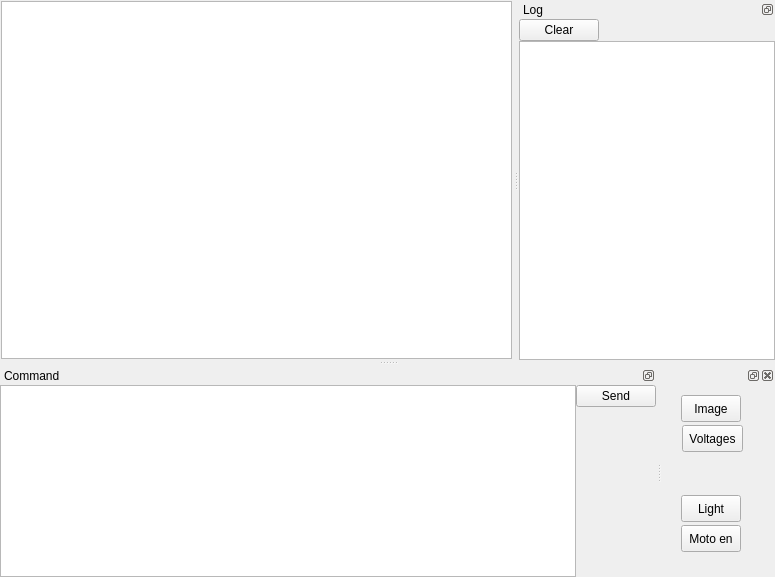
The window that projects/irc_tests/app_client/src/main_wnd.ui (z80/robocam) describes before a commit, drawn with Qt 5.
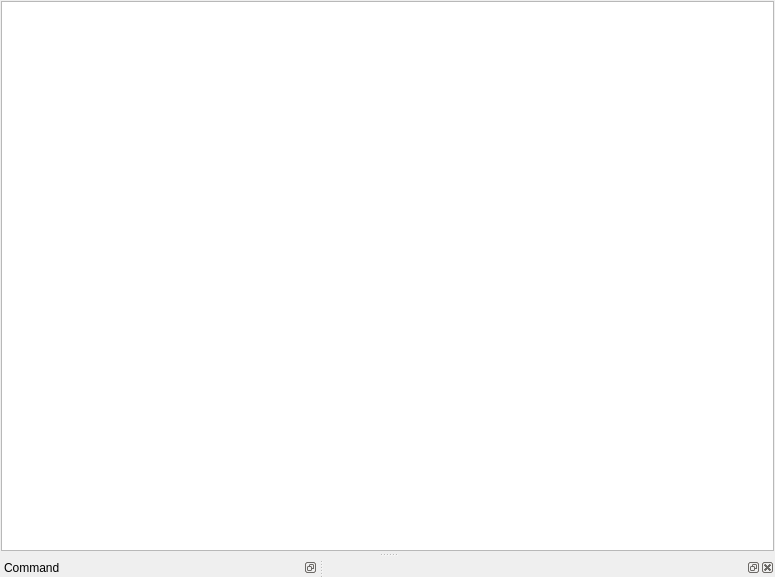
The same window after the commit. Custom widgets are drawn as their Qt base class.

Commit message: Log window is combined with command window within QtLua::Console.

What changed in the file:
```diff
--- a/projects/irc_tests/app_client/src/main_wnd.ui
+++ b/projects/irc_tests/app_client/src/main_wnd.ui
@@ -36,66 +36,6 @@
     </rect>
    </property>
   </widget>
-  <widget class="QDockWidget" name="logDw">
-   <property name="features">
-    <set>QDockWidget::DockWidgetFloatable|QDockWidget::DockWidgetMovable</set>
-   </property>
-   <property name="windowTitle">
-    <string>Log</string>
-   </property>
-   <attribute name="dockWidgetArea">
-    <number>2</number>
-   </attribute>
-   <widget class="QWidget" name="dockWidgetContents">
-    <layout class="QVBoxLayout" name="verticalLayout_2">
-     <property name="spacing">
-      <number>0</number>
-     </property>
-     <property name="margin">
-      <number>0</number>
-     </property>
-     <item>
-      <widget class="QWidget" name="widget" native="true">
-       <layout class="QVBoxLayout" name="verticalLayout_3">
-        <property name="spacing">
-         <number>0</number>
-        </property>
-        <property name="margin">
-         <number>0</number>
-        </property>
-        <item>
-         <layout class="QHBoxLayout" name="horizontalLayout">
-          <item>
-           <widget class="QPushButton" name="clearBtn">
-            <property name="text">
-             <string>Clear</string>
-            </property>
-           </widget>
-          </item>
-          <item>
-           <spacer name="horizontalSpacer">
-            <property name="orientation">
-             <enum>Qt::Horizontal</enum>
-            </property>
-            <property name="sizeHint" stdset="0">
-             <size>
-              <width>40</width>
-              <height>20</height>
-             </size>
-            </property>
-           </spacer>
-          </item>
-         </layout>
-        </item>
-        <item>
-         <widget class="QTextBrowser" name="log"/>
-        </item>
-       </layout>
-      </widget>
-     </item>
-    </layout>
-   </widget>
-  </widget>
   <widget class="QDockWidget" name="cmdDw">
    <property name="features">
     <set>QDockWidget::DockWidgetFloatable|QDockWidget::DockWidgetMovable</set>
@@ -115,7 +55,7 @@
       <number>0</number>
      </property>
      <item>
-      <widget class="QWidget" name="widget_2" native="true">
+      <widget class="QtLua::Console" name="console" native="true">
        <layout class="QHBoxLayout" name="horizontalLayout_3">
         <property name="spacing">
          <number>0</number>
@@ -123,33 +63,6 @@
         <property name="margin">
          <number>0</number>
         </property>
-        <item>
-         <widget class="QPlainTextEdit" name="cmd"/>
-        </item>
-        <item>
-         <layout class="QVBoxLayout" name="verticalLayout_4">
-          <item>
-           <widget class="QPushButton" name="sendBtn">
-            <property name="text">
-             <string>Send</string>
-            </property>
-           </widget>
-          </item>
-          <item>
-           <spacer name="verticalSpacer">
-            <property name="orientation">
-             <enum>Qt::Vertical</enum>
-            </property>
-            <property name="sizeHint" stdset="0">
-             <size>
-              <width>20</width>
-              <height>40</height>
-             </size>
-            </property>
-           </spacer>
-          </item>
-         </layout>
-        </item>
        </layout>
       </widget>
      </item>
@@ -326,6 +239,14 @@
    </widget>
   </widget>
  </widget>
+ <customwidgets>
+  <customwidget>
+   <class>QtLua::Console</class>
+   <extends>QWidget</extends>
+   <header>QtLua/Console</header>
+   <container>1</container>
+  </customwidget>
+ </customwidgets>
  <resources/>
  <connections/>
 </ui>
```
The commit also changes 4 other files.
